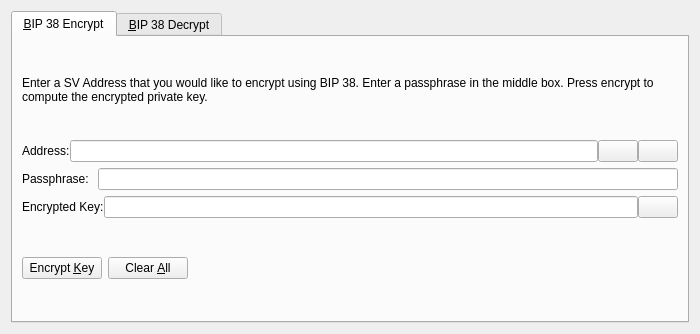
First picture: the form in src/qt/forms/bip38tooldialog.ui, repository ZyX7/schain, before the edit.
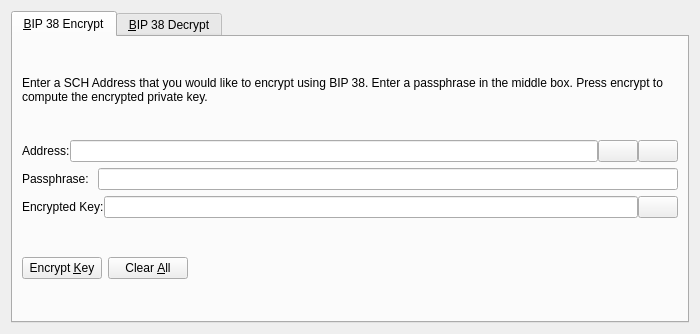
Second picture: the form after the edit. The open tabs and pages were chosen to show the change. Icons and pictures are not drawn. Custom widgets are drawn as their Qt base class.

The edit to the form file:
```diff
--- a/src/qt/forms/bip38tooldialog.ui
+++ b/src/qt/forms/bip38tooldialog.ui
@@ -30,7 +30,7 @@
        <item>
         <widget class="QLabel" name="infoLabel_ENC">
          <property name="text">
-          <string>Enter a SV Address that you would like to encrypt using BIP 38. Enter a passphrase in the middle box. Press encrypt to compute the encrypted private key.</string>
+          <string>Enter a SCH Address that you would like to encrypt using BIP 38. Enter a passphrase in the middle box. Press encrypt to compute the encrypted private key.</string>
          </property>
          <property name="textFormat">
           <enum>Qt::PlainText</enum>
```
Left out of the diff: 24 changed lines with no effect on the pictures.
